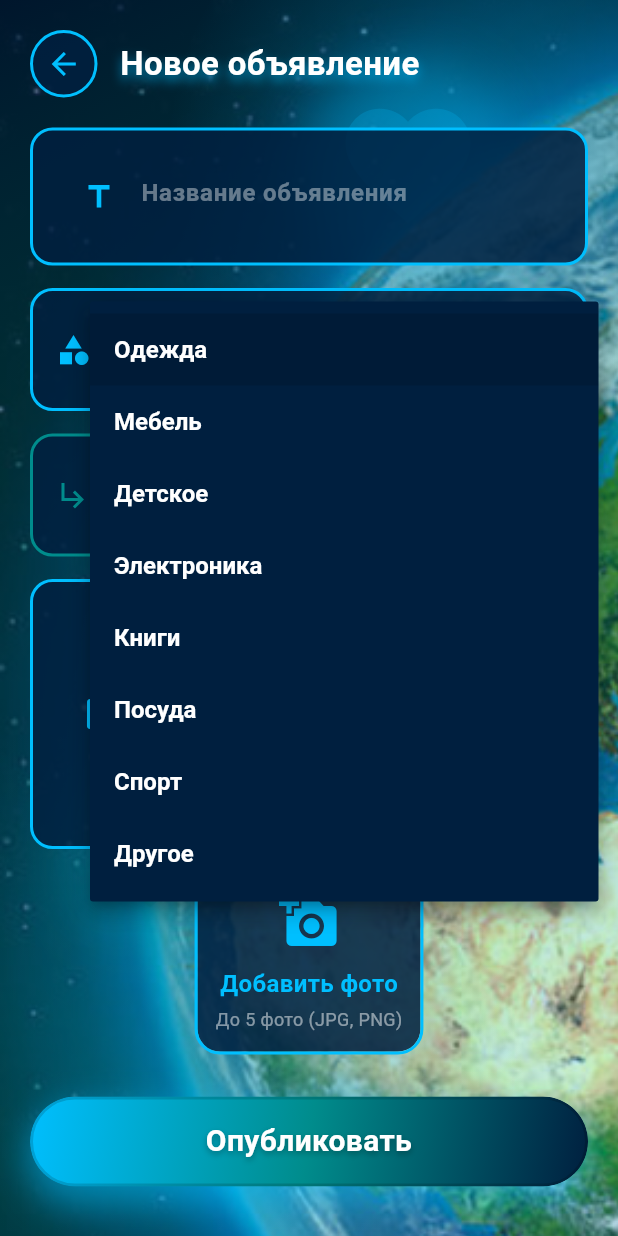
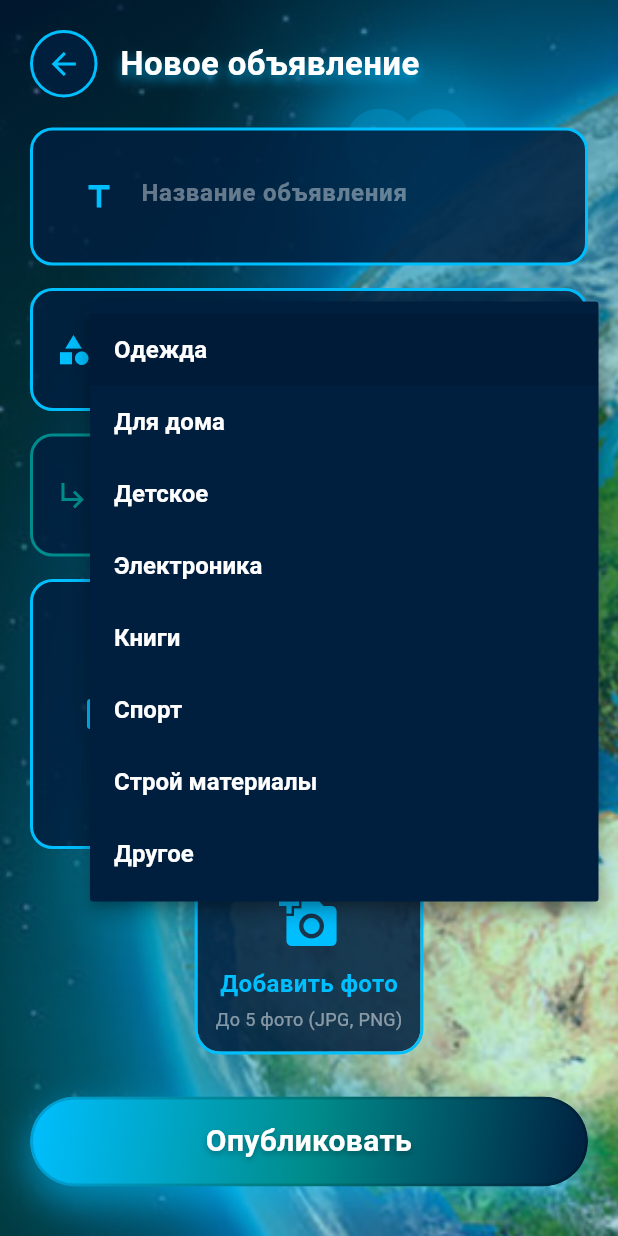
Before and after one commit to egurchenkovwallstreet-sys/darom_app, a Flutter app: the AddListingScreen widget shown alone on an empty page, opened directly with empty values, after a tap on "Одежда", on a phone screen of 412 x 824 dp. Run offline on Flutter 3.47's test engine with Material 3 defaults, Android fonts, the light colour scheme and no system bars; drawn by our look-alikes of flutter_animate; our stand-ins replace flutter_map, image_picker, latlong2, shared_preferences; missing offline and left inert: dart:html; accounts and stored records are empty; network calls fail.

Commit message:
Новая структура категорий

```diff
--- /dev/null
+++ b/lib/data/app_categories.dart
@@ -0,0 +1,262 @@
+import 'package:flutter/material.dart';
+
+/// Описание подкатегории для навигации и API.
+class AppSubcategory {
+  const AppSubcategory({
+    required this.name,
+    required this.icon,
+    this.children,
+    this.listingSubcategory,
+  });
+
+  final String name;
+  final IconData icon;
+
+  /// Вложенные подкатегории (например, комнаты в «Мебель»).
+  final List<AppSubcategory>? children;
+
+  /// Значение для поля subcategory в API. Если null — используется [name].
+  final String? listingSubcategory;
+
+  bool get hasChildren => children != null && children!.isNotEmpty;
+
+  String resolveListingSubcategory() => listingSubcategory ?? name;
+}
+
+/// Описание категории верхнего уровня.
+class AppCategory {
+  const AppCategory({
+    required this.name,
+    required this.icon,
+    required this.subcategories,
+  });
+
+  final String name;
+  final IconData icon;
+  final List<AppSubcategory> subcategories;
+}
+
+/// Единый справочник категорий приложения.
+class AppCategories {
+  AppCategories._();
+
+  static const _furnitureRooms = [
+    'Гостиная',
+    'Спальня',
+    'Кухня',
+    'Офис',
+    'Детская',
+  ];
+
+  static const _other = AppSubcategory(
+    name: 'Прочее',
+    icon: Icons.more_horiz,
+  );
+
+  static List<AppSubcategory> _withOther(List<AppSubcategory> items) {
+    return [...items, _other];
+  }
+
+  static List<AppSubcategory> _furnitureChildren() {
+    return [
+      ..._furnitureRooms.map(
+        (room) => AppSubcategory(
+          name: room,
+          icon: _furnitureRoomIcon(room),
+          listingSubcategory: 'Мебель — $room',
+        ),
+      ),
+      _other.copyWith(listingSubcategory: 'Мебель — Прочее'),
+    ];
+  }
+
+  static IconData _furnitureRoomIcon(String room) {
+    switch (room) {
+      case 'Гостиная':
+        return Icons.weekend;
+      case 'Спальня':
+        return Icons.bed;
+      case 'Кухня':
+        return Icons.kitchen;
+      case 'Офис':
+        return Icons.business_center;
+      case 'Детская':
+        return Icons.toys;
+      default:
+        return Icons.chair;
+    }
+  }
+
+  static final List<AppCategory> all = [
+    AppCategory(
+      name: 'Одежда',
+      icon: Icons.checkroom,
+      subcategories: _withOther([
+        AppSubcategory(name: 'Мужская', icon: Icons.man),
+        AppSubcategory(name: 'Женская', icon: Icons.woman),
+        AppSubcategory(name: 'Детская', icon: Icons.child_care),
+        AppSubcategory(name: 'Обувь', icon: Icons.directions_walk),
+        AppSubcategory(name: 'Аксессуары', icon: Icons.watch),
+      ]),
+    ),
+    AppCategory(
+      name: 'Для дома',
+      icon: Icons.home,
+      subcategories: _withOther([
+        AppSubcategory(
+          name: 'Мебель',
+          icon: Icons.chair,
+          children: _furnitureChildren(),
+        ),
+        AppSubcategory(name: 'Посуда', icon: Icons.restaurant),
+        AppSubcategory(name: 'Растения', icon: Icons.local_florist),
+        AppSubcategory(name: 'Сад и огород', icon: Icons.yard),
+      ]),
+    ),
+    AppCategory(
+      name: 'Детское',
+      icon: Icons.toys,
+      subcategories: _withOther([
+        AppSubcategory(name: 'Коляски', icon: Icons.stroller),
+        AppSubcategory(name: 'Автокресла', icon: Icons.event_seat),
+        AppSubcategory(name: 'Игрушки', icon: Icons.toys),
+        AppSubcategory(name: 'Одежда', icon: Icons.checkroom),
+        AppSubcategory(name: 'Книги', icon: Icons.menu_book),
+      ]),
+    ),
+    AppCategory(
+      name: 'Электроника',
+      icon: Icons.smartphone,
+      subcategories: _withOther([
+        AppSubcategory(name: 'Телефоны', icon: Icons.phone_android),
+        AppSubcategory(name: 'Компьютеры', icon: Icons.computer),
+        AppSubcategory(name: 'Планшеты', icon: Icons.tablet_android),
+        AppSubcategory(name: 'Аудио', icon: Icons.headphones),
+        AppSubcategory(name: 'Бытовая техника', icon: Icons.microwave),
+      ]),
+    ),
+    AppCategory(
+      name: 'Книги',
+      icon: Icons.menu_book,
+      subcategories: _withOther([
+        AppSubcategory(name: 'Художественная', icon: Icons.auto_stories),
+        AppSubcategory(name: 'Учебная', icon: Icons.school),
+        AppSubcategory(name: 'Научная', icon: Icons.science),
+        AppSubcategory(name: 'Детская', icon: Icons.child_friendly),
+        AppSubcategory(name: 'Комиксы', icon: Icons.draw),
+      ]),
+    ),
+    AppCategory(
+      name: 'Спорт',
+      icon: Icons.fitness_center,
+      subcategories: _withOther([
+        AppSubcategory(name: 'Велосипеды', icon: Icons.pedal_bike),
+        AppSubcategory(name: 'Тренажеры', icon: Icons.fitness_center),
+        AppSubcategory(name: 'Инвентарь', icon: Icons.sports),
+        AppSubcategory(name: 'Одежда', icon: Icons.checkroom),
+        AppSubcategory(name: 'Туризм', icon: Icons.terrain),
+      ]),
+    ),
+    AppCategory(
+      name: 'Строй материалы',
+      icon: Icons.construction,
+      subcategories: _withOther([
+        AppSubcategory(name: 'Инструменты', icon: Icons.handyman),
+        AppSubcategory(name: 'Краски', icon: Icons.format_paint),
+      ]),
+    ),
+    AppCategory(
+      name: 'Другое',
+      icon: Icons.category,
+      subcategories: [
+        AppSubcategory(name: 'Для животных', icon: Icons.pets),
+        _other,
+      ],
+    ),
+  ];
+
+  static AppCategory? findCategory(String name) {
+    for (final category in all) {
+      if (category.name == name) return category;
+    }
+    return null;
+  }
+
+  static IconData iconFor(String categoryName) {
+    return findCategory(categoryName)?.icon ?? Icons.category;
+  }
+
+  static List<String> get categoryNames => all.map((c) => c.name).toList();
+
+  /// Подкатегории для экрана списка (верхний уровень или вложенный).
+  static List<AppSubcategory> subcategoriesFor(
+    String categoryName, {
+    String? nestedGroup,
+  }) {
+    final category = findCategory(categoryName);
+    if (category == null) return const [];
+
+    if (nestedGroup == null) {
+      return category.subcategories;
+    }
+
+    for (final sub in category.subcategories) {
+      if (sub.name == nestedGroup && sub.hasChildren) {
+        return sub.children!;
+      }
+    }
+
+    return const [];
+  }
+
+  /// Все значения subcategory для API (листья дерева) — для формы объявления.
+  static List<String> listingSubcategoriesFor(String categoryName) {
+    final category = findCategory(categoryName);
+    if (category == null) return const [];
+
+    final result = <String>[];
+    for (final sub in category.subcategories) {
+      if (sub.hasChildren) {
+        for (final child in sub.children!) {
+          result.add(child.resolveListingSubcategory());
+        }
+      } else {
+        result.add(sub.resolveListingSubcategory());
+      }
+    }
+    return result;
+  }
+
+  /// Карта category → subcategories для формы «Добавить объявление».
+  static Map<String, List<String>> get listingSubcategoryMap {
+    return {for (final c in all) c.name: listingSubcategoriesFor(c.name)};
+  }
+
+  /// Перевод старых категорий (до реструктуризации) в новые.
+  static ({String category, String subcategory}) normalizeLegacy({
+    required String category,
+    required String subcategory,
+  }) {
+    if (category == 'Мебель') {
+      return (
+        category: 'Для дома',
+        subcategory: 'Мебель — $subcategory',
+      );
+    }
+    if (category == 'Посуда') {
+      return (category: 'Для дома', subcategory: subcategory);
+    }
+    return (category: category, subcategory: subcategory);
+  }
+}
+
+extension on AppSubcategory {
+  AppSubcategory copyWith({String? listingSubcategory}) {
+    return AppSubcategory(
+      name: name,
+      icon: icon,
+      children: children,
+      listingSubcategory: listingSubcategory ?? this.listingSubcategory,
+    );
+  }
+}
--- a/lib/data/mock_listings.dart
+++ b/lib/data/mock_listings.dart
@@ -109,8 +109,8 @@ class MockListings {
         },
       ],
     },
-    'Мебель': {
-      'Гостиная': [
+    'Для дома': {
+      'Мебель — Гостиная': [
         {
           'title': 'Диван-кровать',
           'description': 'Раскладной диван, нужен самовывоз и помощь при выносе.',
--- a/lib/screens/add_listing_screen.dart
+++ b/lib/screens/add_listing_screen.dart
@@ -4,6 +4,7 @@ import 'package:flutter/material.dart';
 import 'package:flutter_animate/flutter_animate.dart';
 import 'package:http/http.dart' as http;
 import 'package:image_picker/image_picker.dart';
+import '../data/app_categories.dart';
 import '../models/listing.dart';
 import '../services/listings_api.dart';
 import '../services/location_service.dart';
@@ -60,16 +61,15 @@ class _AddListingScreenState extends State<AddListingScreen> {
 
   bool get _isEditing => widget.editingListing != null;
 
-  final Map<String, List<String>> _subcategories = {
-    'Одежда': ['Мужская', 'Женская', 'Детская', 'Обувь', 'Аксессуары'],
-    'Мебель': ['Гостиная', 'Спальня', 'Кухня', 'Офис', 'Детская'],
-    'Детское': ['Коляски', 'Автокресла', 'Игрушки', 'Одежда', 'Книги'],
-    'Электроника': ['Телефоны', 'Компьютеры', 'Планшеты', 'Аудио', 'Бытовая техника'],
-    'Книги': ['Художественная', 'Учебная', 'Научная', 'Детская', 'Комиксы'],
-    'Посуда': ['Кастрюли', 'Тарелки', 'Чашки', 'Столовые приборы', 'Контейнеры'],
-    'Спорт': ['Велосипеды', 'Тренажеры', 'Инвентарь', 'Одежда', 'Туризм'],
-    'Другое': ['Разное', 'Стройматериалы', 'Коллекционное', 'Товары для дома', 'Прочее'],
-  };
+  Map<String, List<String>> get _subcategories => AppCategories.listingSubcategoryMap;
+
+  List<String> get _currentSubcategoryOptions {
+    final options = List<String>.from(_subcategories[_selectedCategory] ?? const []);
+    if (!options.contains(_selectedSubcategory)) {
+      options.insert(0, _selectedSubcategory);
+    }
+    return options;
+  }
 
   @override
   void initState() {
@@ -78,8 +78,12 @@ class _AddListingScreenState extends State<AddListingScreen> {
     if (existing != null) {
       _titleController.text = existing.title;
       _descriptionController.text = existing.description;
-      _selectedCategory = existing.category;
-      _selectedSubcategory = existing.subcategory;
+      final normalized = AppCategories.normalizeLegacy(
+        category: existing.category,
+        subcategory: existing.subcategory,
+      );
+      _selectedCategory = normalized.category;
+      _selectedSubcategory = normalized.subcategory;
       _existingPhotoUrls = List<String>.from(existing.photoUrls);
     }
   }
@@ -445,7 +449,7 @@ class _AddListingScreenState extends State<AddListingScreen> {
                                         fontWeight: FontWeight.bold,
                                       ),
                                       icon: Icon(Icons.arrow_drop_down, color: Color(0xFF008C8C)),
-                                      items: _subcategories[_selectedCategory]!.map((String subcategory) {
+                                      items: _currentSubcategoryOptions.map((String subcategory) {
                                         return DropdownMenuItem<String>(
                                           value: subcategory,
                                           child: Text(subcategory),
--- a/lib/screens/home_screen.dart
+++ b/lib/screens/home_screen.dart
@@ -10,6 +10,7 @@ import '../services/favorites_api.dart';
 import '../services/listings_api.dart';
 import '../services/location_service.dart';
 import '../services/refresh_intervals.dart';
+import '../data/app_categories.dart';
 import '../services/users_api.dart';
 import '../widgets/avatar_image.dart';
 import '../widgets/listing_tile_card.dart';
@@ -79,14 +80,8 @@ class _HomeScreenState extends State<HomeScreen> {
   static const List<double> _radiusKmValues = [1, 2, 5, 10, 50];
   final List<String> _radiusLabels = ['1 км', '2 км', '5 км', '10 км', 'Весь город'];
   static const List<String> _radiusButtonLabels = ['1', '2', '5', '10', 'Город'];
-  final List<String> _categories = [
-    'Одежда', 'Мебель', 'Детское', 'Электроника',
-    'Книги', 'Посуда', 'Спорт', 'Другое',
-  ];
-  final List<IconData> _categoryIcons = [
-    Icons.checkroom, Icons.chair, Icons.toys, Icons.smartphone,
-    Icons.menu_book, Icons.restaurant, Icons.fitness_center, Icons.category,
-  ];
+  final List<String> _categories = AppCategories.categoryNames;
+  final List<IconData> _categoryIcons = AppCategories.all.map((c) => c.icon).toList();
 
   @override
   void initState() {
```
Also changed, not shown: lib/screens/main_shell.dart (+29 -13 lines), lib/screens/subcategories_screen.dart (+71 -103 lines), lib/services/chats_api.dart (+30 -2 lines), 1 other file.
